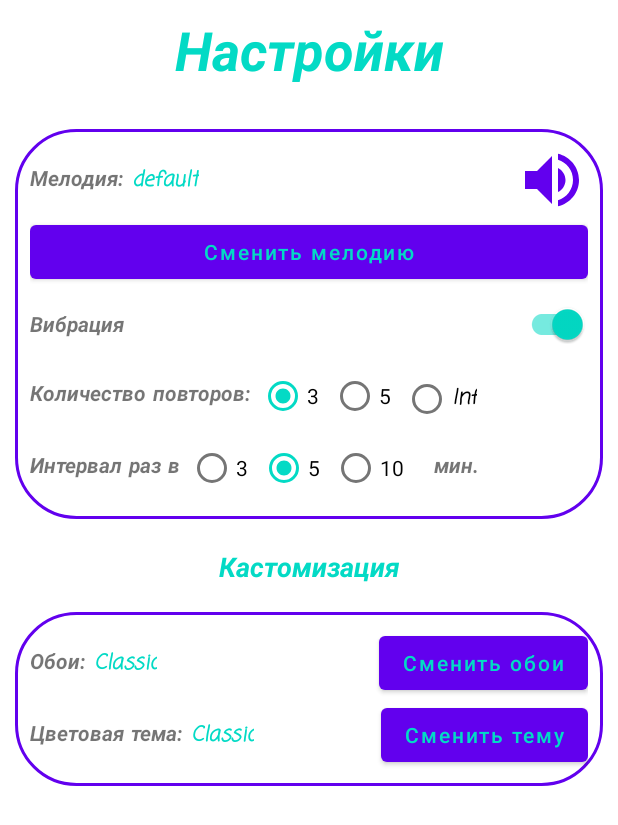
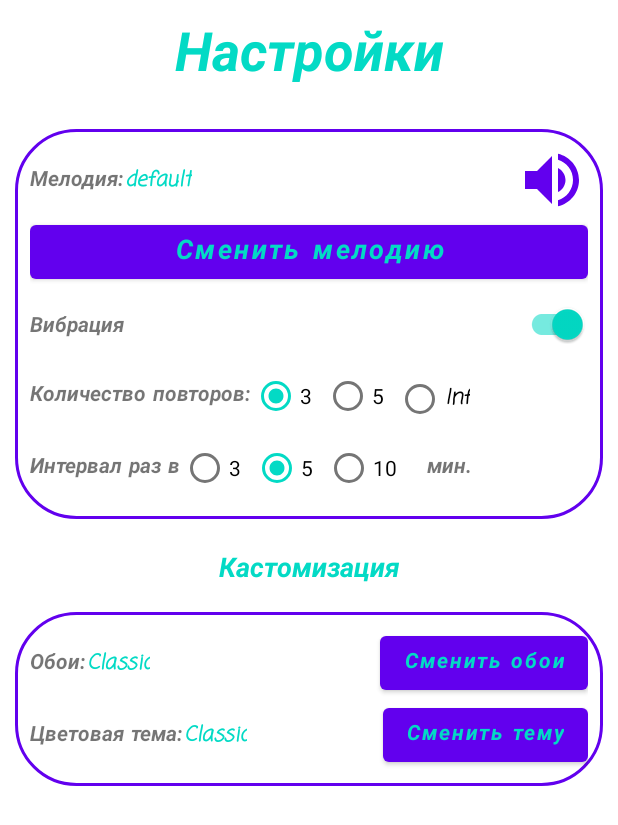
Before and after one commit to AlexeyZhulanov/AlarmLab, an Android app built with Jetpack Compose: the screen it shows after launch (MainActivity), in the options menu, after a tap on "Настройки", on a phone screen of 412 x 824 dp. Shown: the top 825 px of the screen. Run offline under Robolectric (Android 15) with nearby library versions, the light colour scheme and no system bars; our stand-ins replace Room's generated code.

Commit message:
fix string warnings

```diff
--- a/app/src/main/res/layout/color_theme_menu_item.xml
+++ b/app/src/main/res/layout/color_theme_menu_item.xml
@@ -26,7 +26,7 @@
         android:id="@+id/menu_theme_main_title"
         android:layout_width="wrap_content"
         android:layout_height="wrap_content"
-        android:text="Осн. цвет"
+        android:text="@string/main_color"
         android:textSize="16sp"
         app:layout_constraintStart_toEndOf="@+id/menu_theme_main_icon"
         app:layout_constraintTop_toTopOf="parent"
@@ -39,7 +39,7 @@
         android:id="@+id/menu_theme_second_title"
         android:layout_width="wrap_content"
         android:layout_height="wrap_content"
-        android:text="Доп. цвет"
+        android:text="@string/second_color"
         android:textSize="16sp"
         app:layout_constraintStart_toEndOf="@+id/menu_theme_guideline"
         app:layout_constraintTop_toTopOf="parent"
--- a/app/src/main/res/layout/fragment_settings.xml
+++ b/app/src/main/res/layout/fragment_settings.xml
@@ -17,7 +17,7 @@
         android:id="@+id/header"
         android:layout_width="0dp"
         android:layout_height="0dp"
-        android:text="Настройки"
+        android:text="@string/settings"
         android:textColor="?attr/colorAccent"
         android:fontFamily="casual"
         android:gravity="center"
@@ -53,7 +53,7 @@
                 android:id="@+id/melody_text"
                 android:layout_width="wrap_content"
                 android:layout_height="wrap_content"
-                android:text="Мелодия: "
+                android:text="@string/melody_input"
                 android:fontFamily="casual"
                 android:autoSizeTextType="uniform"
                 android:autoSizeMinTextSize="10sp"
@@ -68,7 +68,7 @@
                 android:id="@+id/melody_name"
                 android:layout_width="wrap_content"
                 android:layout_height="wrap_content"
-                android:text="Classic"
+                android:text="@string/classic"
                 android:textColor="?attr/colorAccent"
                 android:fontFamily="casual"
                 android:gravity="center"
@@ -86,6 +86,7 @@
                 android:layout_width="wrap_content"
                 android:layout_height="wrap_content"
                 android:layout_gravity="end"
+                android:contentDescription="@string/play_melody"
                 android:src="@drawable/ic_volume"
                 app:tint="?attr/colorPrimary"
                 app:layout_constraintEnd_toEndOf="parent"
@@ -99,7 +100,14 @@
             android:layout_width="match_parent"
             android:layout_height="wrap_content"
             android:textColor="?attr/colorAccent"
-            android:text="Сменить мелодию"
+            android:fontFamily="casual"
+            android:gravity="center"
+            android:autoSizeTextType="uniform"
+            android:autoSizeMinTextSize="10sp"
+            android:autoSizeMaxTextSize="100sp"
+            android:autoSizeStepGranularity="2sp"
+            android:textStyle="bold|italic"
+            android:text="@string/change_melody"
             android:textAllCaps="false"/>
 
         <LinearLayout
@@ -110,7 +118,7 @@
             <TextView
                 android:layout_width="wrap_content"
                 android:layout_height="wrap_content"
-                android:text="Вибрация"
+                android:text="@string/vibration"
                 android:fontFamily="casual"
                 android:gravity="center|start"
                 android:autoSizeTextType="uniform"
@@ -133,7 +141,7 @@
             <TextView
                 android:layout_width="wrap_content"
                 android:layout_height="wrap_content"
-                android:text="Количество повторов: "
+                android:text="@string/repeats_count"
                 android:fontFamily="casual"
                 android:layout_gravity="center"
                 android:gravity="center|start"
@@ -152,17 +160,17 @@
                     android:id="@+id/repeats3"
                     android:layout_width="wrap_content"
                     android:layout_height="wrap_content"
-                    android:text="3"/>
+                    android:text="@string/_3"/>
                 <RadioButton
                     android:id="@+id/repeats5"
                     android:layout_width="wrap_content"
                     android:layout_height="wrap_content"
-                    android:text="5"/>
+                    android:text="@string/_5"/>
                 <RadioButton
                     android:id="@+id/repeats_infinite"
                     android:layout_width="wrap_content"
                     android:layout_height="wrap_content"
-                    android:text="Inf"
+                    android:text="@string/inf"
                     android:fontFamily="casual"
                     android:gravity="center"
                     android:autoSizeTextType="uniform"
@@ -181,7 +189,7 @@
             <TextView
                 android:layout_width="wrap_content"
                 android:layout_height="wrap_content"
-                android:text="Интервал раз в "
+                android:text="@string/interval_input"
                 android:fontFamily="casual"
                 android:layout_gravity="center"
                 android:gravity="center|start"
@@ -201,22 +209,22 @@
                     android:id="@+id/interval3"
                     android:layout_width="wrap_content"
                     android:layout_height="wrap_content"
-                    android:text="3"/>
+                    android:text="@string/_3"/>
                 <RadioButton
                     android:id="@+id/interval5"
                     android:layout_width="wrap_content"
                     android:layout_height="wrap_content"
-                    android:text="5"/>
+                    android:text="@string/_5"/>
                 <RadioButton
                     android:id="@+id/interval10"
                     android:layout_width="wrap_content"
                     android:layout_height="wrap_content"
-                    android:text="10" />
+                    android:text="@string/_10" />
             </RadioGroup>
             <TextView
                 android:layout_width="wrap_content"
                 android:layout_height="wrap_content"
-                android:text="мин."
+                android:text="@string/min"
                 android:layout_marginStart="20dp"
                 android:fontFamily="casual"
                 android:layout_gravity="center"
@@ -234,7 +242,7 @@
         android:id="@+id/customization_text"
         android:layout_width="match_parent"
         android:layout_height="wrap_content"
-        android:text="Кастомизация"
+        android:text="@string/customize"
         android:textColor="?attr/colorAccent"
         android:layout_marginTop="20dp"
         android:fontFamily="casual"
@@ -269,7 +277,7 @@
                 android:id="@+id/wallpaper_text"
                 android:layout_width="wrap_content"
                 android:layout_height="wrap_content"
-                android:text="Обои: "
+                android:text="@string/wallpapers_input"
                 android:fontFamily="casual"
                 android:autoSizeTextType="uniform"
                 android:autoSizeMinTextSize="10sp"
@@ -284,7 +292,7 @@
                 android:id="@+id/wallpaper_name"
                 android:layout_width="wrap_content"
                 android:layout_height="wrap_content"
-                android:text="Classic"
+                android:text="@string/classic"
                 android:textColor="?attr/colorAccent"
                 android:fontFamily="casual"
                 android:gravity="center"
@@ -301,7 +309,14 @@
                 android:id="@+id/change_wallpaper"
                 android:layout_width="wrap_content"
                 android:layout_height="wrap_content"
-                android:text="Сменить обои"
+                android:text="@string/wallpapers_change"
+                android:fontFamily="casual"
+                android:gravity="center"
+                android:autoSizeTextType="uniform"
+                android:autoSizeMinTextSize="10sp"
+                android:autoSizeMaxTextSize="100sp"
+                android:autoSizeStepGranularity="2sp"
+                android:textStyle="bold|italic"
                 android:textColor="?attr/colorAccent"
                 app:layout_constraintEnd_toEndOf="parent"
                 app:layout_constraintTop_toTopOf="parent"
@@ -318,7 +333,7 @@
                 android:id="@+id/colorTheme_text"
                 android:layout_width="wrap_content"
                 android:layout_height="wrap_content"
-                android:text="Цветовая тема: "
+                android:text="@string/color_theme_input"
                 android:fontFamily="casual"
                 android:autoSizeTextType="uniform"
                 android:autoSizeMinTextSize="10sp"
@@ -333,7 +348,7 @@
                 android:id="@+id/colorTheme_name"
                 android:layout_width="wrap_content"
                 android:layout_height="wrap_content"
-                android:text="Classic"
+                android:text="@string/classic"
                 android:textColor="?attr/colorAccent"
                 android:fontFamily="casual"
                 android:gravity="center"
@@ -350,7 +365,14 @@
                 android:id="@+id/change_colorTheme"
                 android:layout_width="wrap_content"
                 android:layout_height="wrap_content"
-                android:text="Сменить тему"
+                android:text="@string/theme_change"
+                android:fontFamily="casual"
+                android:gravity="center"
+                android:autoSizeTextType="uniform"
+                android:autoSizeMinTextSize="10sp"
+                android:autoSizeMaxTextSize="100sp"
+                android:autoSizeStepGranularity="2sp"
+                android:textStyle="bold|italic"
                 android:textColor="?attr/colorAccent"
                 app:layout_constraintEnd_toEndOf="parent"
                 app:layout_constraintTop_toTopOf="parent"
--- a/app/src/main/res/layout/fragment_signal.xml
+++ b/app/src/main/res/layout/fragment_signal.xml
@@ -114,8 +114,10 @@
             android:layout_centerInParent="true"
             android:textColor="?attr/colorAccent"
             android:backgroundTint="?attr/colorPrimary"
-            android:textSize="26sp"
-            android:text="ПОВТОР" />
+            android:textSize="28sp"
+            android:fontFamily="casual"
+            android:textStyle="bold|italic"
+            android:text="@string/repeat_caps" />
     </pl.bclogic.pulsator4droid.library.PulsatorLayout>
 
         <com.ncorti.slidetoact.SlideToActView
--- a/app/src/main/res/layout/item_alarm.xml
+++ b/app/src/main/res/layout/item_alarm.xml
@@ -25,7 +25,7 @@
         app:layout_constraintEnd_toStartOf="@id/intervalTextView"
         app:layout_constraintHorizontal_chainStyle="spread_inside"
         app:layout_constraintWidth_percent="0.3"
-        android:text="7:00" />
+        tools:text="7:00" />
 
     <TextView
         android:id="@+id/intervalTextView"
--- a/app/src/main/res/menu/alarm_menu.xml
+++ b/app/src/main/res/menu/alarm_menu.xml
@@ -3,9 +3,9 @@
     <item
         android:id="@+id/open_settings"
         android:orderInCategory="1"
-        android:title="Настройки" />
+        android:title="@string/settings" />
     <item
         android:id="@+id/off_alarms"
         android:orderInCategory="2"
-        android:title="Выключить все будильники" />
+        android:title="@string/off_all_alarms" />
 </menu>
--- a/app/src/main/res/menu/melody_menu.xml
+++ b/app/src/main/res/menu/melody_menu.xml
@@ -2,17 +2,26 @@
 <menu xmlns:android="http://schemas.android.com/apk/res/android">
     <item
         android:id="@+id/melody1"
-        android:title="Item 1"/>
+        android:title="@string/melody1"/>
     <item
         android:id="@+id/melody2"
-        android:title="Item 2"/>
+        android:title="@string/melody2"/>
     <item
         android:id="@+id/melody3"
-        android:title="Item 3"/>
+        android:title="@string/melody3"/>
     <item
         android:id="@+id/melody4"
-        android:title="Item 4"/>
+        android:title="@string/melody4"/>
     <item
         android:id="@+id/melody5"
-        android:title="Item 5"/>
+        android:title="@string/melody5"/>
+    <item
+        android:id="@+id/melody6"
+        android:title="@string/melody6"/>
+    <item
+        android:id="@+id/melody7"
+        android:title="@string/melody7"/>
+    <item
+        android:id="@+id/melody8"
+        android:title="@string/melody8"/>
 </menu>
--- a/app/src/main/res/values/strings.xml
+++ b/app/src/main/res/values/strings.xml
@@ -1,3 +1,42 @@
 <resources>
     <string name="app_name">Будильник</string>
+    <string name="melody1">Item 1</string>
+    <string name="melody2">Item 2</string>
+    <string name="melody3">Item 3</string>
+    <string name="melody4">Item 4</string>
+    <string name="melody5">Item 5</string>
+    <string name="melody6">Item 6</string>
+    <string name="melody7">Item 7</string>
+    <string name="melody8">Item 8</string>
+    <string name="main_color">Осн. цвет</string>
+    <string name="second_color">Доп. цвет</string>
+    <string name="all_alarms_off">Все сигналы\nвыключены</string>
+    <string name="add">add</string>
+    <string name="delete">delete</string>
+    <string name="timer">Таймер</string>
+    <string name="stopwatch">Секундомер</string>
+    <string name="new_signal">Новый сигнал</string>
+    <string name="confirm">confirm</string>
+    <string name="signal_name">Название сигнала</string>
+    <string name="cancel">cancel</string>
+    <string name="settings">Настройки</string>
+    <string name="melody_input">Мелодия:</string>
+    <string name="classic">Classic</string>
+    <string name="play_melody">play melody</string>
+    <string name="change_melody">Сменить мелодию</string>
+    <string name="vibration">Вибрация</string>
+    <string name="repeats_count">Количество повторов:</string>
+    <string name="_3">3</string>
+    <string name="_5">5</string>
+    <string name="inf">Inf</string>
+    <string name="interval_input">Интервал раз в</string>
+    <string name="_10">10</string>
+    <string name="min">мин.</string>
+    <string name="customize">Кастомизация</string>
+    <string name="wallpapers_input">Обои:</string>
+    <string name="wallpapers_change">Сменить обои</string>
+    <string name="color_theme_input">Цветовая тема:</string>
+    <string name="theme_change">Сменить тему</string>
+    <string name="repeat_caps">ПОВТОР</string>
+    <string name="off_all_alarms">Выключить все будильники</string>
 </resources>
```
Also changed, not shown: app/src/main/java/com/example/alarm/SettingsFragment.kt (+49 -45 lines), app/src/main/res/layout/fragment_alarm.xml (+7 -7 lines), app/src/main/res/layout/fragment_bottomsheet.xml (+5 -2 lines).
